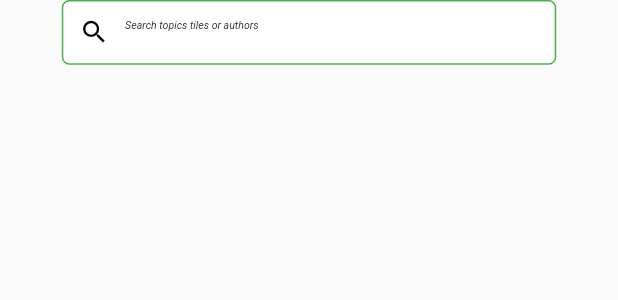
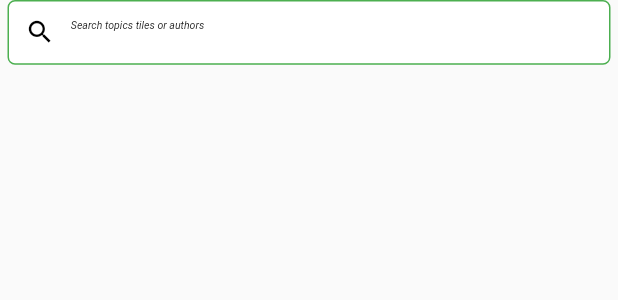
Before and after one commit to dilipbirajadar/firebase_auth_api_bookshop, a Flutter app: the SearchWidget widget shown alone on an empty page, opened directly, on a phone screen of 412 x 824 dp. Shown: the top 300 px of the screen. Run offline on Flutter 3.47's test engine with Material 2 defaults, Android fonts, the phone set to English and light mode, and no system bars; our stand-ins replace getwidget, intl_phone_field, rxdart; network calls fail.

Commit message:
updated the margin and color

```diff
--- a/lib/screens/buy_books_screen.dart
+++ b/lib/screens/buy_books_screen.dart
@@ -20,6 +20,7 @@ class BuyBooksScreen extends StatelessWidget {
         MediaQuery.of(context).size.width;
 
     return Scaffold(
+      backgroundColor: const Color.fromARGB(255, 240, 246, 241),
       appBar: //AppBar(title: const Text('Buy Books'),backgroundColor: Colors.green),
       AppBar(
         title:const Text('Buy Books') ,
@@ -44,7 +45,7 @@ class BuyBooksScreen extends StatelessWidget {
           Container(
               margin: EdgeInsets.only(top: deviceHeight(context)*0.02),
               height: deviceHeight(context)*0.05,
-              width: deviceWidth(context),
+              width: deviceWidth(context)*1,
               child: SearchWidget()
           ),
           Container(
--- a/lib/screens/exchange_book_screen.dart
+++ b/lib/screens/exchange_book_screen.dart
@@ -22,7 +22,7 @@ class _ExchangeBookScreenState extends State<ExchangeBookScreen> {
         MediaQuery.of(context).size.width;
 
     return Scaffold(
-
+      backgroundColor: const Color.fromARGB(255, 240, 246, 241),
       appBar: AppBar(title: const Text('Exchange Books'),backgroundColor: Colors.green,),
       body: Container(
 
--- a/lib/screens/sell_book_screen.dart
+++ b/lib/screens/sell_book_screen.dart
@@ -22,7 +22,7 @@ class _SellBookScreenState extends State<SellBookScreen> {
         MediaQuery.of(context).size.width;
 
     return Scaffold(
-
+      backgroundColor: const Color.fromARGB(255, 240, 246, 241),
       appBar: AppBar(title: const Text('Sell Books'),backgroundColor: Colors.green,),
       body: Container(
           child: Center(
@@ -71,8 +71,7 @@ class _SellBookScreenState extends State<SellBookScreen> {
                 ),
                 Container(
                   height: deviceHeight(context)*0.25,
-                  child:
-                  VerticalListWidget(),
+                  child: VerticalListWidget(),
                 )
 
               ],
--- a/lib/widgets/search_bar.dart
+++ b/lib/widgets/search_bar.dart
@@ -23,9 +23,8 @@ class _SearchWidgetState extends State<SearchWidget> {
     // setState(() {});
 
     return Container(
-      width: deviceWidth(context) * 0.8,
-      margin: EdgeInsets.only(
-          left: deviceWidth(context) * 0.1, right: deviceWidth(context) * 0.1),
+      width: deviceWidth(context) * 1,
+      margin: EdgeInsets.only(left: 5, right: 5),
       decoration: BoxDecoration(
           borderRadius: BorderRadius.circular(5),
           border: Border.all(color: AppColor.secondaryColor),
@@ -42,7 +41,7 @@ class _SearchWidgetState extends State<SearchWidget> {
             ),
           ),
           Container(
-              width: deviceWidth(context) * 0.7 - 2,
+              width: deviceWidth(context) * 0.8,
               height: deviceHeight(context) * 0.05,
               child: TextField(
                 decoration: InputDecoration(
```
